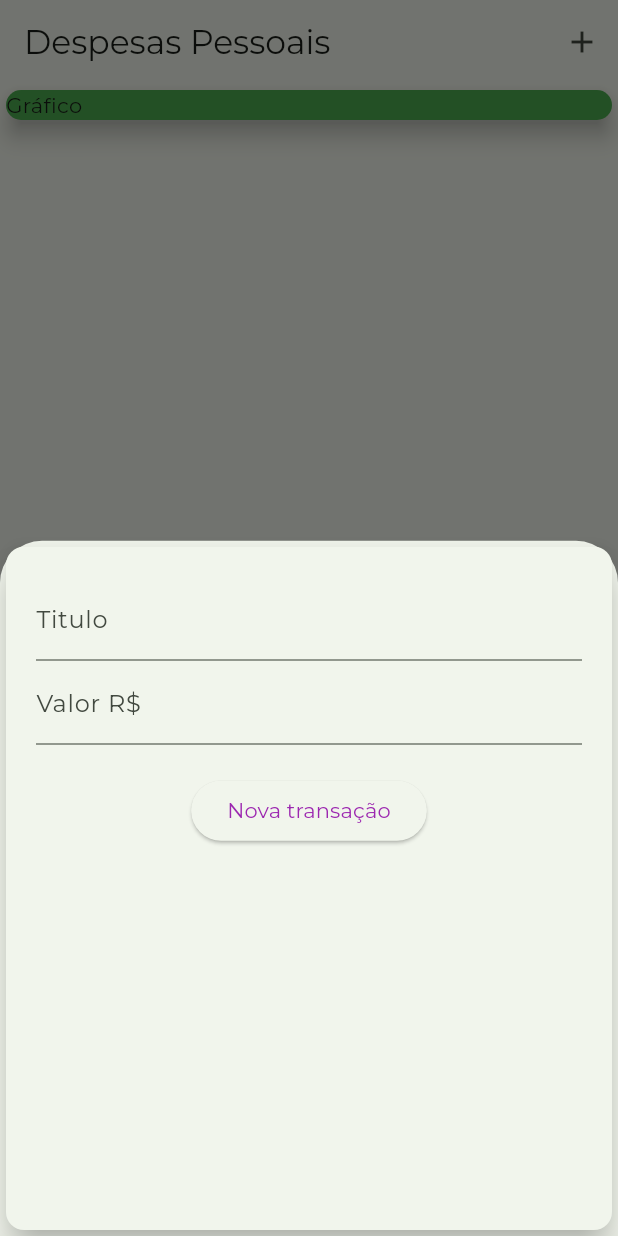
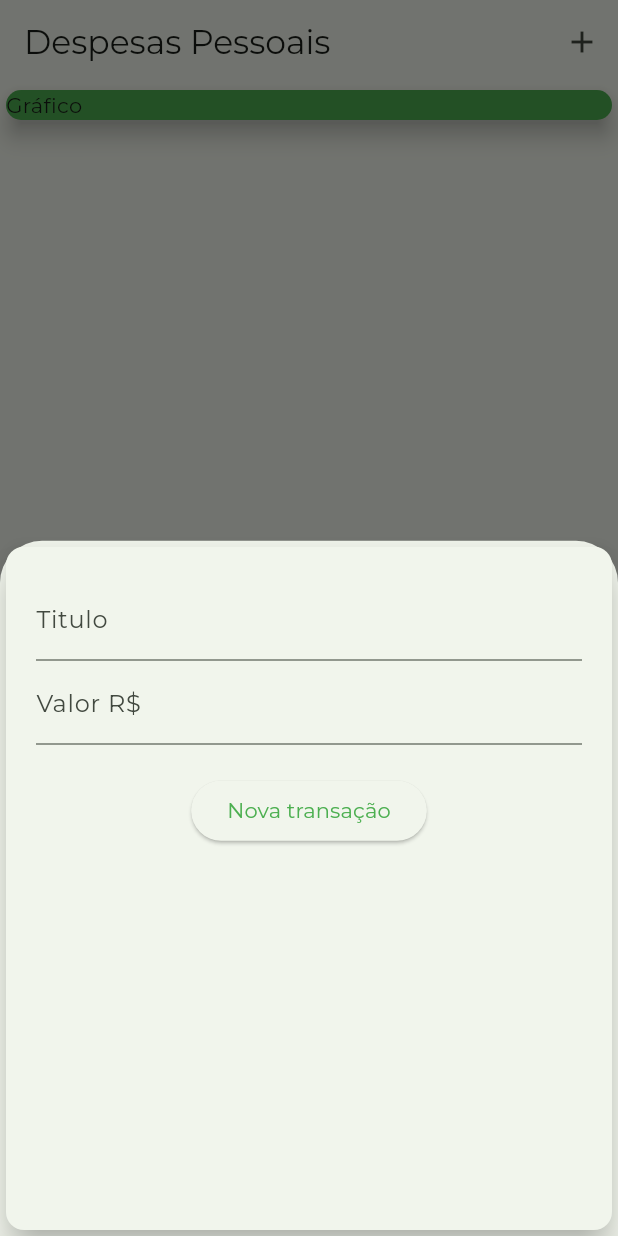
Before and after one commit to PedroGoncalves-Dev/Despesas-flutter, a Flutter app: the screen it shows after launch, after a tap on the "add" icon, on a phone screen of 412 x 824 dp. Run offline on Flutter 3.47's test engine with Material 3 defaults, Android fonts, the light colour scheme and no system bars; missing offline and left inert: dart:ffi; project files that could hold a hidden picture were left out.

Commit message:
cor vindo do thema

```diff
--- a/lib/components/transaction_form.dart
+++ b/lib/components/transaction_form.dart
@@ -56,9 +56,9 @@ class _TransactionFormState extends State<TransactionForm> {
               margin: const EdgeInsetsDirectional.only(top: 20),
               child: ElevatedButton(
                 onPressed: _onSubmit,
-                child: const Text(
+                child: Text(
                   'Nova transação',
-                  style: TextStyle(color: Colors.purple),
+                  style: TextStyle(color: Theme.of(context).primaryColor),
                 ),
               ),
             ),
```
